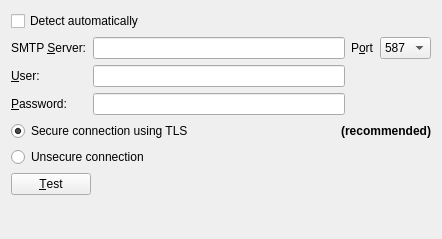
networkoptix/nx_open, file client/src/ui/widgets/settings/smtp_settings_widget.ui: the form before one commit.
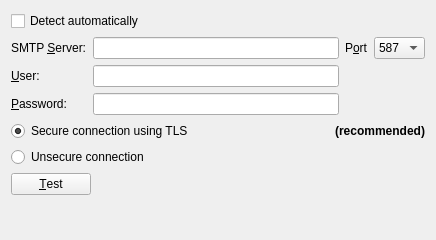
The form after the commit.

Commit message:
Autodetect smtp settings
<==== Mercurial data ====>
Branch: master

Diff of the .ui file:
```diff
--- a/client/src/ui/widgets/settings/smtp_settings_widget.ui
+++ b/client/src/ui/widgets/settings/smtp_settings_widget.ui
@@ -6,8 +6,8 @@
    <rect>
     <x>0</x>
     <y>0</y>
-    <width>442</width>
-    <height>239</height>
+    <width>436</width>
+    <height>240</height>
    </rect>
   </property>
   <property name="windowTitle">
@@ -15,11 +15,28 @@
   </property>
   <layout class="QVBoxLayout" name="verticalLayout">
    <item>
+    <layout class="QHBoxLayout" name="horizontalLayout_2">
+     <item>
     <widget class="QCheckBox" name="autoDetectCheckBox">
+       <property name="sizePolicy">
+        <sizepolicy hsizetype="Fixed" vsizetype="Fixed">
+         <horstretch>0</horstretch>
+         <verstretch>0</verstretch>
+        </sizepolicy>
+       </property>
      <property name="text">
       <string>Detect automatically</string>
      </property>
     </widget>
+     </item>
+     <item>
+      <widget class="QLabel" name="detectErrorLabel">
+       <property name="text">
+        <string/>
+       </property>
+      </widget>
+     </item>
+    </layout>
    </item>
    <item>
     <widget class="QFrame" name="horizontalFrame">
```
Lines whose indentation alone changed are shown as unchanged. The commit also changes 1 other file.
